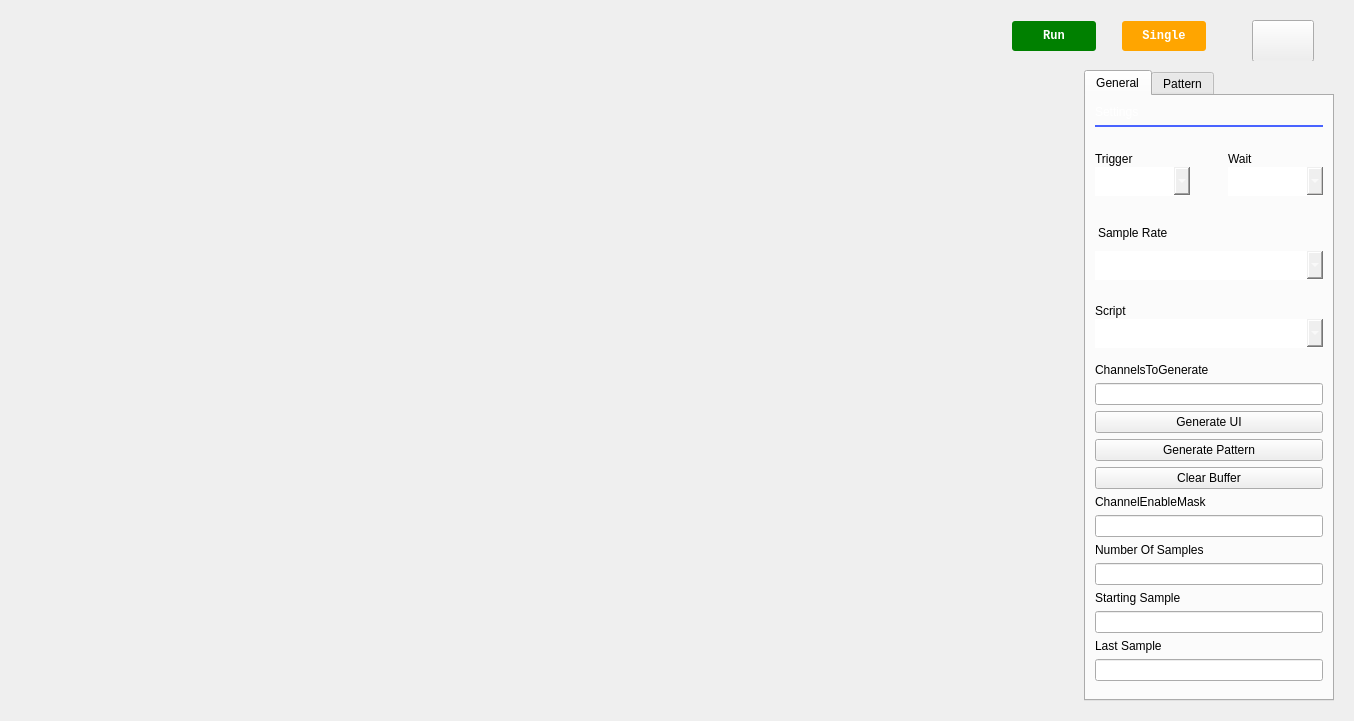
The window that ui/pattern_generator.ui (analogdevicesinc/scopy) describes before a commit, drawn with Qt 5.
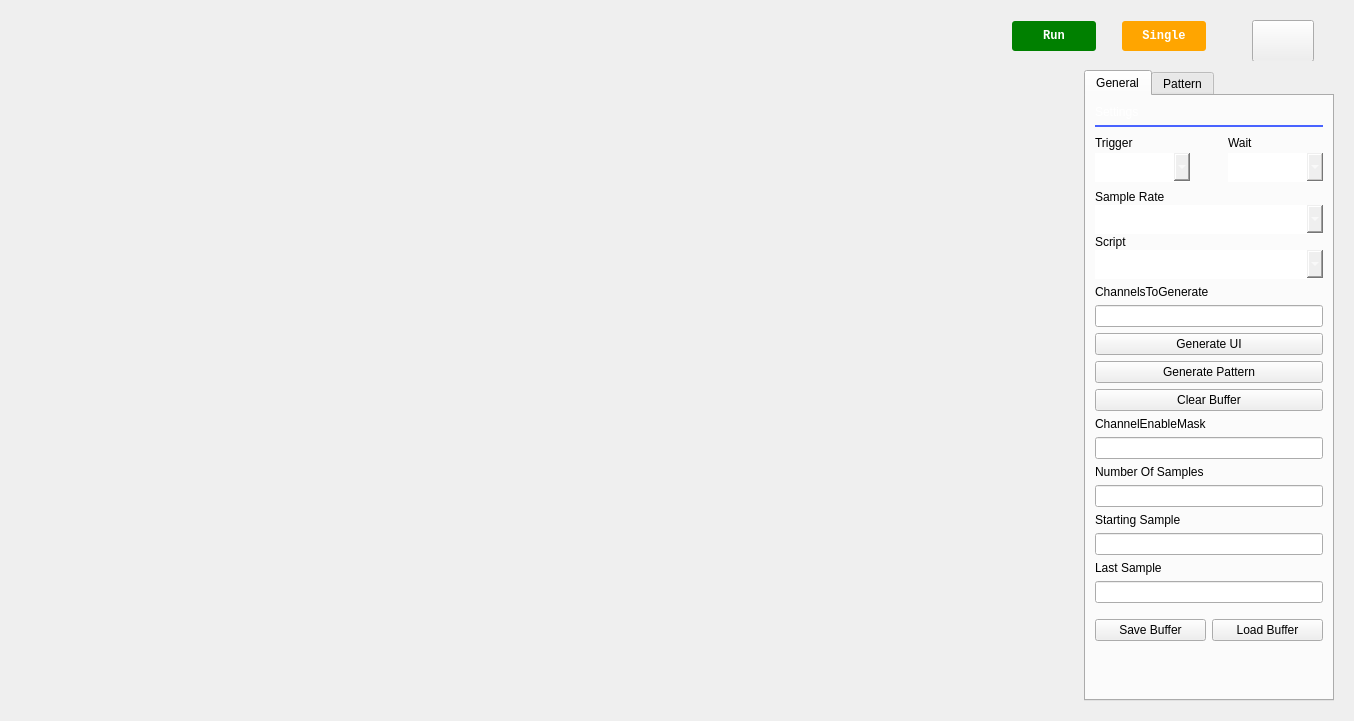
The same window after the commit. Icons and pictures are not drawn.

Commit message: PatternGenerator - Added basic save/load buffer functionality

Diff of the .ui file:
```diff
--- a/ui/pattern_generator.ui
+++ b/ui/pattern_generator.ui
@@ -514,7 +514,7 @@
          <attribute name="title">
           <string>General</string>
          </attribute>
-         <layout class="QGridLayout" name="gridLayout" rowstretch="0,0,0,0,0,0,0,0,0,0,0,0,0,0,0,0,0,0,0,0,0,0">
+         <layout class="QGridLayout" name="gridLayout" rowstretch="0,0,0,0,0,0,0,0,0,0,0,0,0,0,0,0,0,0,0,0,0,0,0,0,0">
           <property name="topMargin">
            <number>9</number>
           </property>
@@ -524,254 +524,82 @@
           <property name="spacing">
            <number>6</number>
           </property>
-          <item row="4" column="0" rowspan="2">
-           <widget class="QWidget" name="horizontalWidget" native="true">
-            <property name="minimumSize">
+          <item row="12" column="0">
+           <widget class="QPushButton" name="clearButton">
+            <property name="text">
+             <string>Clear Buffer</string>
+            </property>
+           </widget>
+          </item>
+          <item row="9" column="0">
+           <widget class="QLineEdit" name="ChannelsToGenerate"/>
+          </item>
+          <item row="1" column="0">
+           <widget class="Line" name="line">
+            <property name="styleSheet">
+             <string notr="true">QFrame { color:  rgb(73, 99, 255); }</string>
+            </property>
+            <property name="frameShadow">
+             <enum>QFrame::Plain</enum>
+            </property>
+            <property name="lineWidth">
+             <number>2</number>
+            </property>
+            <property name="orientation">
+             <enum>Qt::Horizontal</enum>
+            </property>
+           </widget>
+          </item>
+          <item row="13" column="0">
+           <widget class="QLabel" name="label_7">
+            <property name="text">
+             <string>ChannelEnableMask</string>
+            </property>
+           </widget>
+          </item>
+          <item row="22" column="0">
+           <layout class="QHBoxLayout" name="horizontalLayout_4">
+            <property name="topMargin">
+             <number>10</number>
+            </property>
+            <item>
+             <widget class="QPushButton" name="save_PB">
+              <property name="text">
+               <string>Save Buffer</string>
+              </property>
+             </widget>
+            </item>
+            <item>
+             <widget class="QPushButton" name="load_PB">
+              <property name="text">
+               <string>Load Buffer</string>
+              </property>
+             </widget>
+            </item>
+           </layout>
+          </item>
+          <item row="15" column="0">
+           <widget class="QLabel" name="label_8">
+            <property name="text">
+             <string>Number Of Samples</string>
+            </property>
+           </widget>
+          </item>
+          <item row="14" column="0">
+           <widget class="QLineEdit" name="ChannelEnableMask"/>
+          </item>
+          <item row="24" column="0">
+           <spacer name="verticalSpacer">
+            <property name="orientation">
+             <enum>Qt::Vertical</enum>
+            </property>
+            <property name="sizeHint" stdset="0">
              <size>
               <width>0</width>
-              <height>50</height>
+              <height>5</height>
              </size>
             </property>
-            <layout class="QHBoxLayout" name="horizontalLayout_3">
-             <property name="spacing">
-              <number>20</number>
-             </property>
-             <property name="leftMargin">
-              <number>0</number>
-             </property>
-             <property name="rightMargin">
-              <number>0</number>
-             </property>
-             <item>
-              <widget class="QWidget" name="verticalWidget" native="true">
-               <layout class="QVBoxLayout" name="verticalLayout_2">
-                <property name="spacing">
-                 <number>1</number>
-                </property>
-                <property name="leftMargin">
-                 <number>0</number>
-                </property>
-                <property name="rightMargin">
-                 <number>9</number>
-                </property>
-                <property name="bottomMargin">
-                 <number>0</number>
-                </property>
-                <item>
-                 <widget class="QLabel" name="label">
-                  <property name="sizePolicy">
-                   <sizepolicy hsizetype="Minimum" vsizetype="Fixed">
-                    <horstretch>0</horstretch>
-                    <verstretch>0</verstretch>
-                   </sizepolicy>
-                  </property>
-                  <property name="styleSheet">
-                   <string notr="true"/>
-                  </property>
-                  <property name="text">
-                   <string>Trigger</string>
-                  </property>
-                 </widget>
-                </item>
-                <item>
-                 <widget class="QComboBox" name="trigger_combobox">
-                  <property name="sizePolicy">
-                   <sizepolicy hsizetype="Minimum" vsizetype="Fixed">
-                    <horstretch>0</horstretch>
-                    <verstretch>0</verstretch>
-                   </sizepolicy>
-                  </property>
-                  <property name="styleSheet">
-                   <string notr="true"/>
-                  </property>
-                  <property name="currentIndex">
-                   <number>0</number>
-                  </property>
-                  <property name="sizeAdjustPolicy">
-                   <enum>QComboBox::AdjustToContentsOnFirstShow</enum>
-                  </property>
-                  <item>
-                   <property name="text">
-                    <string>Analyzer</string>
-                   </property>
-                  </item>
-                  <item>
-                   <property name="text">
-                    <string>Scope</string>
-                   </property>
-                  </item>
-                 </widget>
-                </item>
-               </layout>
-              </widget>
-             </item>
-             <item>
-              <widget class="QWidget" name="verticalWidget_2" native="true">
-               <layout class="QVBoxLayout" name="verticalLayout_3">
-                <property name="spacing">
-                 <number>1</number>
-                </property>
-                <property name="rightMargin">
-                 <number>0</number>
-                </property>
-                <property name="bottomMargin">
-                 <number>0</number>
-                </property>
-                <item>
-                 <widget class="QLabel" name="label_2">
-                  <property name="sizePolicy">
-                   <sizepolicy hsizetype="Minimum" vsizetype="Fixed">
-                    <horstretch>0</horstretch>
-                    <verstretch>0</verstretch>
-                   </sizepolicy>
-                  </property>
-                  <property name="styleSheet">
-                   <string notr="true"/>
-                  </property>
-                  <property name="text">
-                   <string>Wait</string>
-                  </property>
-                 </widget>
-                </item>
-                <item>
-                 <widget class="QComboBox" name="comboBox">
-                  <property name="sizePolicy">
-                   <sizepolicy hsizetype="Minimum" vsizetype="Fixed">
-                    <horstretch>0</horstretch>
-                    <verstretch>0</verstretch>
-                   </sizepolicy>
-                  </property>
-                  <property name="palette">
-                   <palette>
-                    <active>
-                     <colorrole role="WindowText">
-                      <brush brushstyle="SolidPattern">
-                       <color alpha="255">
-                        <red>255</red>
-                        <green>255</green>
-                        <blue>255</blue>
-                       </color>
-                      </brush>
-                     </colorrole>
-                     <colorrole role="Dark">
-                      <brush brushstyle="SolidPattern">
-                       <color alpha="255">
-                        <red>201</red>
-                        <green>200</green>
-                        <blue>199</blue>
-                       </color>
-                      </brush>
-                     </colorrole>
-                     <colorrole role="Text">
-                      <brush brushstyle="SolidPattern">
-                       <color alpha="255">
-                        <red>255</red>
-                        <green>255</green>
-                        <blue>255</blue>
-                       </color>
-                      </brush>
-                     </colorrole>
-                     <colorrole role="ButtonText">
-                      <brush brushstyle="SolidPattern">
-                       <color alpha="255">
-                        <red>255</red>
-                        <green>255</green>
-                        <blue>255</blue>
-                       </color>
-                      </brush>
-                     </colorrole>
-                    </active>
-                    <inactive>
-                     <colorrole role="WindowText">
-                      <brush brushstyle="SolidPattern">
-                       <color alpha="255">
-                        <red>255</red>
-                        <green>255</green>
-                        <blue>255</blue>
-                       </color>
-                      </brush>
-                     </colorrole>
-                     <colorrole role="Dark">
-                      <brush brushstyle="SolidPattern">
-                       <color alpha="255">
-                        <red>201</red>
-                        <green>200</green>
-                        <blue>199</blue>
-                       </color>
-                      </brush>
-                     </colorrole>
-                     <colorrole role="Text">
-                      <brush brushstyle="SolidPattern">
-                       <color alpha="255">
-                        <red>255</red>
-                        <green>255</green>
-                        <blue>255</blue>
-                       </color>
-                      </brush>
-                     </colorrole>
-                     <colorrole role="ButtonText">
-                      <brush brushstyle="SolidPattern">
-                       <color alpha="255">
-                        <red>255</red>
-                        <green>255</green>
-                        <blue>255</blue>
-                       </color>
-                      </brush>
-                     </colorrole>
-                    </inactive>
-                    <disabled>
-                     <colorrole role="WindowText">
-                      <brush brushstyle="SolidPattern">
-                       <color alpha="255">
-                        <red>85</red>
-                        <green>85</green>
-                        <blue>85</blue>
-                       </color>
-                      </brush>
-                     </colorrole>
-                     <colorrole role="Dark">
-                      <brush brushstyle="SolidPattern">
-                       <color alpha="255">
-                        <red>201</red>
-                        <green>200</green>
-                        <blue>199</blue>
-                       </color>
-                      </brush>
-                     </colorrole>
-                     <colorrole role="Text">
-                      <brush brushstyle="SolidPattern">
-                       <color alpha="255">
-                        <red>85</red>
-                        <green>85</green>
-                        <blue>85</blue>
-                       </color>
-                      </brush>
-                     </colorrole>
-                     <colorrole role="ButtonText">
-                      <brush brushstyle="SolidPattern">
-                       <color alpha="255">
-                        <red>85</red>
-                        <green>85</green>
-                        <blue>85</blue>
-                       </color>
-                      </brush>
-                     </colorrole>
-                    </disabled>
-                   </palette>
-                  </property>
-                  <property name="currentText">
-                   <string/>
-                  </property>
-                  <property name="sizeAdjustPolicy">
-                   <enum>QComboBox::AdjustToContentsOnFirstShow</enum>
-                  </property>
-                 </widget>
-                </item>
-               </layout>
-              </widget>
-             </item>
-            </layout>
-           </widget>
+           </spacer>
           </item>
           <item row="0" column="0">
            <widget class="QLabel" name="settings_label">
@@ -894,77 +722,6 @@
             </property>
            </widget>
           </item>
-          <item row="6" column="0">
-           <widget class="QWidget" name="verticalWidget_3" native="true">
-            <property name="minimumSize">
-             <size>
-              <width>0</width>
-              <height>0</height>
-             </size>
-            </property>
-            <layout class="QVBoxLayout" name="verticalLayout_4">
-             <property name="spacing">
-              <number>1</number>
-             </property>
-             <property name="leftMargin">
-              <number>0</number>
-             </property>
-             <property name="topMargin">
-              <number>5</number>
-             </property>
-             <property name="rightMargin">
-              <number>0</number>
-             </property>
-             <item>
-              <widget class="QLabel" name="label_3">
-               <property name="sizePolicy">
-                <sizepolicy hsizetype="Minimum" vsizetype="Fixed">
-                 <horstretch>0</horstretch>
-                 <verstretch>0</verstretch>
-                </sizepolicy>
-               </property>
-               <property name="styleSheet">
-                <string notr="true">padding: 10 px;</string>
-               </property>
-               <property name="text">
-                <string>Sample Rate</string>
-               </property>
-              </widget>
-             </item>
-             <item>
-              <widget class="QComboBox" name="sampleRateCombo">
-               <property name="sizePolicy">
-                <sizepolicy hsizetype="Minimum" vsizetype="Fixed">
-                 <horstretch>0</horstretch>
-                 <verstretch>0</verstretch>
-                </sizepolicy>
-               </property>
-               <property name="inputMethodHints">
-                <set>Qt::ImhDigitsOnly</set>
-               </property>
-               <property name="editable">
-                <bool>true</bool>
-               </property>
-               <property name="currentText">
-                <string/>
-               </property>
-               <property name="maxVisibleItems">
-                <number>5</number>
-               </property>
-               <property name="sizeAdjustPolicy">
-                <enum>QComboBox::AdjustToContentsOnFirstShow</enum>
-               </property>
-               <property name="frame">
-                <bool>true</bool>
-               </property>
-              </widget>
-             </item>
-            </layout>
-           </widget>
-          </item>
-          <item row="16" column="0">
-           <widget class="QLineEdit" name="numberOfSamples"/>
-          </item>
           <item row="7" column="0">
            <widget class="QWidget" name="verticalWidget_4" native="true">
             <property name="minimumSize">
@@ -981,14 +738,91 @@
               <number>0</number>
              </property>
              <property name="topMargin">
-              <number>9</number>
+              <number>0</number>
              </property>
              <property name="rightMargin">
               <number>0</number>
              </property>
              <property name="bottomMargin">
-              <number>9</number>
+              <number>0</number>
              </property>
+             <item>
+              <widget class="QWidget" name="verticalWidget_3" native="true">
+               <property name="minimumSize">
+                <size>
+                 <width>0</width>
+                 <height>0</height>
+                </size>
+               </property>
+               <layout class="QVBoxLayout" name="verticalLayout_4">
+                <property name="spacing">
+                 <number>1</number>
+                </property>
+                <property name="leftMargin">
+                 <number>0</number>
+                </property>
+                <property name="topMargin">
+                 <number>0</number>
+                </property>
+                <property name="rightMargin">
+                 <number>0</number>
+                </property>
+                <property name="bottomMargin">
+                 <number>0</number>
+                </property>
+                <item>
+                 <widget class="QLabel" name="label_3">
+                  <property name="sizePolicy">
+                   <sizepolicy hsizetype="Minimum" vsizetype="Minimum">
+                    <horstretch>0</horstretch>
+                    <verstretch>0</verstretch>
+                   </sizepolicy>
+                  </property>
+                  <property name="maximumSize">
+                   <size>
+                    <width>16777215</width>
+                    <height>35</height>
+                   </size>
+                  </property>
+                  <property name="styleSheet">
+                   <string notr="true"/>
+                  </property>
+                  <property name="text">
+                   <string>Sample Rate</string>
+                  </property>
+                 </widget>
+                </item>
+                <item>
+                 <widget class="QComboBox" name="sampleRateCombo">
+                  <property name="sizePolicy">
+                   <sizepolicy hsizetype="Minimum" vsizetype="Fixed">
+                    <horstretch>0</horstretch>
+                    <verstretch>0</verstretch>
+                   </sizepolicy>
+                  </property>
+                  <property name="inputMethodHints">
+                   <set>Qt::ImhDigitsOnly</set>
+                  </property>
+                  <property name="editable">
+                   <bool>true</bool>
+                  </property>
+                  <property name="currentText">
+                   <string/>
+                  </property>
+                  <property name="maxVisibleItems">
+                   <number>5</number>
+                  </property>
+                  <property name="sizeAdjustPolicy">
+                   <enum>QComboBox::AdjustToContentsOnFirstShow</enum>
+                  </property>
+                  <property name="frame">
+                   <bool>true</bool>
+                  </property>
+                 </widget>
+                </item>
+               </layout>
+              </widget>
+             </item>
              <item>
               <widget class="QLabel" name="label_4">
                <property name="text">
@@ -1009,36 +843,19 @@
             </layout>
            </widget>
           </item>
-          <item row="11" column="0">
-           <widget class="QPushButton" name="generatePattern">
-            <property name="text">
-             <string>Generate Pattern</string>
-            </property>
-           </widget>
+          <item row="20" column="0">
+           <widget class="QLineEdit" name="lastSample"/>
           </item>
-          <item row="9" column="0">
-           <widget class="QLineEdit" name="ChannelsToGenerate"/>
+          <item row="16" column="0">
+           <widget class="QLineEdit" name="numberOfSamples"/>
           </item>
-          <item row="12" column="0">
-           <widget class="QPushButton" name="clearButton">
+          <item row="10" column="0">
+           <widget class="QPushButton" name="generateUI">
             <property name="text">
-             <string>Clear Buffer</string>
+             <string>Generate UI</string>
             </property>
            </widget>
           </item>
-          <item row="21" column="0">
-           <spacer name="verticalSpacer">
-            <property name="orientation">
-             <enum>Qt::Vertical</enum>
-            </property>
-            <property name="sizeHint" stdset="0">
-             <size>
-              <width>0</width>
-              <height>5</height>
-             </size>
-            </property>
-           </spacer>
-          </item>
           <item row="17" column="0">
            <widget class="QLabel" name="label_9">
             <property name="text">
@@ -1046,59 +863,270 @@
             </property>
            </widget>
           </item>
-          <item row="1" column="0">
-           <widget class="Line" name="line">
-            <property name="styleSheet">
-             <string notr="true">QFrame { color:  rgb(73, 99, 255); }</string>
-            </property>
-            <property name="frameShadow">
-             <enum>QFrame::Plain</enum>
-            </property>
-            <property name="lineWidth">
-             <number>2</number>
-            </property>
-            <property name="orientation">
-             <enum>Qt::Horizontal</enum>
-            </property>
-           </widget>
-          </item>
-          <item row="14" column="0">
-           <widget class="QLineEdit" name="ChannelEnableMask"/>
-          </item>
-          <item row="15" column="0">
-           <widget class="QLabel" name="label_8">
-            <property name="text">
-             <string>Number Of Samples</string>
-            </property>
-           </widget>
-          </item>
-          <item row="13" column="0">
-           <widget class="QLabel" name="label_7">
-            <property name="text">
-             <string>ChannelEnableMask</string>
-            </property>
-           </widget>
-          </item>
           <item row="18" column="0">
            <widget class="QLineEdit" name="startingSample"/>
           </item>
-          <item row="8" column="0">
-           <widget class="QLabel" name="label_6">
-            <property name="text">
-             <string>ChannelsToGenerate</string>
+          <item row="4" column="0" rowspan="2">
+           <widget class="QWidget" name="horizontalWidget" native="true">
+            <property name="minimumSize">
+             <size>
+              <width>0</width>
+              <height>50</height>
+             </size>
             </property>
+            <layout class="QHBoxLayout" name="horizontalLayout_3">
+             <property name="spacing">
+              <number>20</number>
+             </property>
+             <property name="leftMargin">
+              <number>0</number>
+             </property>
+             <property name="topMargin">
+              <number>0</number>
+             </property>
+             <property name="rightMargin">
+              <number>0</number>
+             </property>
+             <property name="bottomMargin">
+              <number>0</number>
+             </property>
+             <item>
+              <widget class="QWidget" name="verticalWidget" native="true">
+               <layout class="QVBoxLayout" name="verticalLayout_2">
+                <property name="spacing">
+                 <number>1</number>
+                </property>
+                <property name="leftMargin">
+                 <number>0</number>
+                </property>
+                <property name="topMargin">
+                 <number>0</number>
+                </property>
+                <property name="rightMargin">
+                 <number>9</number>
+                </property>
+                <property name="bottomMargin">
+                 <number>0</number>
+                </property>
+                <item>
+                 <widget class="QLabel" name="label">
+                  <property name="sizePolicy">
+                   <sizepolicy hsizetype="Minimum" vsizetype="Fixed">
+                    <horstretch>0</horstretch>
+                    <verstretch>0</verstretch>
+                   </sizepolicy>
+                  </property>
+                  <property name="styleSheet">
+                   <string notr="true"/>
+                  </property>
+                  <property name="text">
+                   <string>Trigger</string>
+                  </property>
+                 </widget>
+                </item>
+                <item>
+                 <widget class="QComboBox" name="trigger_combobox">
+                  <property name="sizePolicy">
+                   <sizepolicy hsizetype="Minimum" vsizetype="Fixed">
+                    <horstretch>0</horstretch>
+                    <verstretch>0</verstretch>
+                   </sizepolicy>
+                  </property>
+                  <property name="styleSheet">
+                   <string notr="true"/>
+                  </property>
+                  <property name="currentIndex">
+                   <number>0</number>
+                  </property>
+                  <property name="sizeAdjustPolicy">
+                   <enum>QComboBox::AdjustToContentsOnFirstShow</enum>
+                  </property>
+                  <item>
+                   <property name="text">
+                    <string>Analyzer</string>
+                   </property>
+                  </item>
+                  <item>
+                   <property name="text">
+                    <string>Scope</string>
+                   </property>
+                  </item>
+                 </widget>
+                </item>
+               </layout>
+              </widget>
+             </item>
+             <item>
+              <widget class="QWidget" name="verticalWidget_2" native="true">
+               <layout class="QVBoxLayout" name="verticalLayout_3">
+                <property name="spacing">
+                 <number>1</number>
+                </property>
+                <property name="topMargin">
+                 <number>0</number>
+                </property>
+                <property name="rightMargin">
+                 <number>0</number>
+                </property>
+                <property name="bottomMargin">
+                 <number>0</number>
+                </property>
+                <item>
+                 <widget class="QLabel" name="label_2">
+                  <property name="sizePolicy">
+                   <sizepolicy hsizetype="Minimum" vsizetype="Fixed">
+                    <horstretch>0</horstretch>
+                    <verstretch>0</verstretch>
+                   </sizepolicy>
+                  </property>
+                  <property name="styleSheet">
+                   <string notr="true"/>
+                  </property>
+                  <property name="text">
+                   <string>Wait</string>
+                  </property>
+                 </widget>
+                </item>
+                <item>
+                 <widget class="QComboBox" name="comboBox">
+                  <property name="sizePolicy">
+                   <sizepolicy hsizetype="Minimum" vsizetype="Fixed">
+                    <horstretch>0</horstretch>
+                    <verstretch>0</verstretch>
+                   </sizepolicy>
+                  </property>
+                  <property name="palette">
+                   <palette>
+                    <active>
+                     <colorrole role="WindowText">
+                      <brush brushstyle="SolidPattern">
+                       <color alpha="255">
+                        <red>255</red>
+                        <green>255</green>
+                        <blue>255</blue>
+                       </color>
+                      </brush>
+                     </colorrole>
+                     <colorrole role="Dark">
+                      <brush brushstyle="SolidPattern">
+                       <color alpha="255">
+                        <red>201</red>
+                        <green>200</green>
+                        <blue>199</blue>
+                       </color>
+                      </brush>
+                     </colorrole>
+                     <colorrole role="Text">
+                      <brush brushstyle="SolidPattern">
+                       <color alpha="255">
+                        <red>255</red>
+                        <green>255</green>
+                        <blue>255</blue>
+                       </color>
+                      </brush>
+                     </colorrole>
+                     <colorrole role="ButtonText">
+                      <brush brushstyle="SolidPattern">
+                       <color alpha="255">
+                        <red>255</red>
+                        <green>255</green>
+                        <blue>255</blue>
+                       </color>
+                      </brush>
+                     </colorrole>
+                    </active>
+                    <inactive>
+                     <colorrole role="WindowText">
+                      <brush brushstyle="SolidPattern">
+                       <color alpha="255">
+                        <red>255</red>
+                        <green>255</green>
+                        <blue>255</blue>
+                       </color>
+                      </brush>
+                     </colorrole>
+                     <colorrole role="Dark">
+                      <brush brushstyle="SolidPattern">
+                       <color alpha="255">
+                        <red>201</red>
+                        <green>200</green>
+                        <blue>199</blue>
+                       </color>
+                      </brush>
+                     </colorrole>
+                     <colorrole role="Text">
+                      <brush brushstyle="SolidPattern">
+                       <color alpha="255">
+                        <red>255</red>
+                        <green>255</green>
+                        <blue>255</blue>
+                       </color>
+                      </brush>
+                     </colorrole>
+                     <colorrole role="ButtonText">
+                      <brush brushstyle="SolidPattern">
+                       <color alpha="255">
+                        <red>255</red>
+                        <green>255</green>
+                        <blue>255</blue>
+                       </color>
+                      </brush>
+                     </colorrole>
+                    </inactive>
+                    <disabled>
+                     <colorrole role="WindowText">
+                      <brush brushstyle="SolidPattern">
+                       <color alpha="255">
+                        <red>85</red>
+                        <green>85</green>
+                        <blue>85</blue>
+                       </color>
+                      </brush>
+                     </colorrole>
+                     <colorrole role="Dark">
+                      <brush brushstyle="SolidPattern">
+                       <color alpha="255">
+                        <red>201</red>
+                        <green>200</green>
+                        <blue>199</blue>
+                       </color>
+                      </brush>
+                     </colorrole>
+                     <colorrole role="Text">
+                      <brush brushstyle="SolidPattern">
+                       <color alpha="255">
+                        <red>85</red>
+                        <green>85</green>
+                        <blue>85</blue>
+                       </color>
+                      </brush>
+                     </colorrole>
+                     <colorrole role="ButtonText">
+                      <brush brushstyle="SolidPattern">
+                       <color alpha="255">
+                        <red>85</red>
+                        <green>85</green>
+                        <blue>85</blue>
+                       </color>
+                      </brush>
+                     </colorrole>
+                    </disabled>
+                   </palette>
+                  </property>
+                  <property name="currentText">
+                   <string/>
+                  </property>
+                  <property name="sizeAdjustPolicy">
+                   <enum>QComboBox::AdjustToContentsOnFirstShow</enum>
+                  </property>
+                 </widget>
+                </item>
+               </layout>
+              </widget>
+             </item>
+            </layout>
            </widget>
           </item>
-          <item row="10" column="0">
-           <widget class="QPushButton" name="generateUI">
-            <property name="text">
-             <string>Generate UI</string>
-            </property>
-           </widget>
-          </item>
-          <item row="20" column="0">
-           <widget class="QLineEdit" name="lastSample"/>
-          </item>
           <item row="19" column="0">
            <widget class="QLabel" name="label_5">
             <property name="text">
@@ -1106,6 +1134,20 @@
             </property>
            </widget>
           </item>
+          <item row="11" column="0">
+           <widget class="QPushButton" name="generatePattern">
+            <property name="text">
+             <string>Generate Pattern</string>
+            </property>
+           </widget>
+          </item>
+          <item row="8" column="0">
+           <widget class="QLabel" name="label_6">
+            <property name="text">
+             <string>ChannelsToGenerate</string>
+            </property>
+           </widget>
+          </item>
          </layout>
         </widget>
         <widget class="QWidget" name="rightWidgetPage2">
```
The commit also changes 2 other files.
